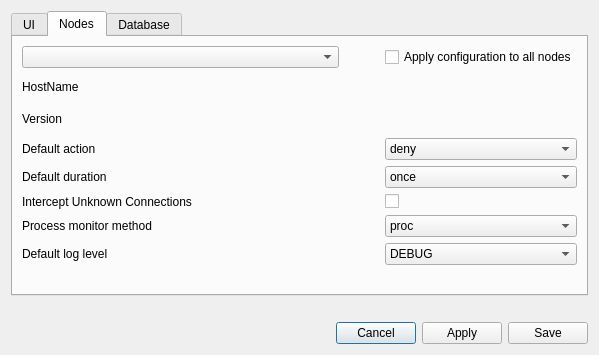
Before: the Qt Designer form ui/opensnitch/res/preferences.ui in evilsocket/opensnitch, drawn with Qt 5.
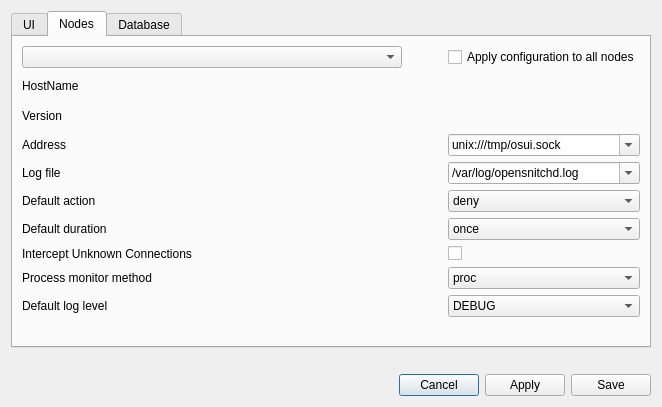
After: the same form once the commit is applied. The open tabs and pages were chosen to show the change. Icons and pictures are not drawn.

Commit message: ui: configure Server Address and LogFile from the GUI

The edit to the form file:
```diff
--- a/ui/opensnitch/res/preferences.ui
+++ b/ui/opensnitch/res/preferences.ui
@@ -6,8 +6,8 @@
    <rect>
     <x>0</x>
     <y>0</y>
-    <width>599</width>
-    <height>355</height>
+    <width>662</width>
+    <height>407</height>
    </rect>
   </property>
   <property name="windowTitle">
@@ -276,14 +276,14 @@
        <string>Nodes</string>
       </attribute>
       <layout class="QGridLayout" name="gridLayout_4">
-       <item row="6" column="0">
+       <item row="8" column="0">
         <widget class="QLabel" name="label_13">
          <property name="text">
           <string>Process monitor method</string>
          </property>
         </widget>
        </item>
-       <item row="4" column="0">
+       <item row="6" column="0">
         <widget class="QLabel" name="label_11">
          <property name="toolTip">
           <string>&lt;html&gt;&lt;head/&gt;&lt;body&gt;&lt;p&gt;The default duration will take place when there's no UI connected.&lt;/p&gt;&lt;/body&gt;&lt;/html&gt;</string>
@@ -293,6 +293,16 @@
          </property>
         </widget>
        </item>
+       <item row="3" column="0">
+        <widget class="QLabel" name="label_15">
+         <property name="toolTip">
+          <string>&lt;html&gt;&lt;head/&gt;&lt;body&gt;&lt;p&gt;Address of the node.&lt;/p&gt;&lt;p&gt;Default: unix:///tmp/osui.sock (unix:// is mandatory if it's a Unix socket)&lt;/p&gt;&lt;p&gt;It can also be an IP address with the port: 127.0.0.1:50051&lt;/p&gt;&lt;/body&gt;&lt;/html&gt;</string>
+         </property>
+         <property name="text">
+          <string>Address</string>
+         </property>
+        </widget>
+       </item>
        <item row="0" column="0">
         <widget class="QComboBox" name="comboNodes">
          <property name="sizePolicy">
@@ -303,22 +313,6 @@
          </property>
         </widget>
        </item>
-       <item row="0" column="2">
-        <spacer name="horizontalSpacer_3">
-         <property name="orientation">
-          <enum>Qt::Horizontal</enum>
-         </property>
-         <property name="sizeType">
-          <enum>QSizePolicy::Preferred</enum>
-         </property>
-         <property name="sizeHint" stdset="0">
-          <size>
-           <width>40</width>
-           <height>20</height>
-          </size>
-         </property>
-        </spacer>
-       </item>
        <item row="2" column="0">
         <widget class="QLabel" name="label_9">
          <property name="sizePolicy">
@@ -332,7 +326,7 @@
          </property>
         </widget>
        </item>
-       <item row="3" column="0">
+       <item row="5" column="0">
         <widget class="QLabel" name="label_10">
          <property name="toolTip">
           <string>&lt;html&gt;&lt;head/&gt;&lt;body&gt;&lt;p&gt;The default action will take place when there's no UI connected.&lt;/p&gt;&lt;/body&gt;&lt;/html&gt;</string>
@@ -342,56 +336,14 @@
          </property>
         </widget>
        </item>
-       <item row="2" column="3">
+       <item row="2" column="2">
         <widget class="QLabel" name="labelNodeVersion">
          <property name="text">
           <string/>
          </property>
         </widget>
        </item>
-       <item row="6" column="3">
-        <widget class="QComboBox" name="comboNodeMonitorMethod">
-         <item>
-          <property name="text">
-           <string>proc</string>
-          </property>
-         </item>
-         <item>
-          <property name="text">
-           <string>audit</string>
-          </property>
-         </item>
-         <item>
-          <property name="text">
-           <string>ftrace</string>
-          </property>
-         </item>
-        </widget>
-       </item>
-       <item row="1" column="0">
-        <widget class="QLabel" name="label_8">
-         <property name="text">
-          <string>HostName</string>
-         </property>
-        </widget>
-       </item>
-       <item row="8" column="0">
-        <spacer name="horizontalSpacer_5">
-         <property name="orientation">
-          <enum>Qt::Horizontal</enum>
-         </property>
-         <property name="sizeType">
-          <enum>QSizePolicy::Preferred</enum>
-         </property>
-         <property name="sizeHint" stdset="0">
-          <size>
-           <width>60</width>
-           <height>20</height>
-          </size>
-         </property>
-        </spacer>
-       </item>
-       <item row="7" column="3">
+       <item row="9" column="2">
         <widget class="QComboBox" name="comboNodeLogLevel">
          <item>
           <property name="text">
@@ -425,7 +377,42 @@
          </item>
         </widget>
        </item>
-       <item row="3" column="3">
+       <item row="8" column="2">
+        <widget class="QComboBox" name="comboNodeMonitorMethod">
+         <item>
+          <property name="text">
+           <string>proc</string>
+          </property>
+         </item>
+         <item>
+          <property name="text">
+           <string>audit</string>
+          </property>
+         </item>
+         <item>
+          <property name="text">
+           <string>ftrace</string>
+          </property>
+         </item>
+        </widget>
+       </item>
+       <item row="10" column="0">
+        <spacer name="horizontalSpacer_5">
+         <property name="orientation">
+          <enum>Qt::Horizontal</enum>
+         </property>
+         <property name="sizeType">
+          <enum>QSizePolicy::Preferred</enum>
+         </property>
+         <property name="sizeHint" stdset="0">
+          <size>
+           <width>60</width>
+           <height>20</height>
+          </size>
+         </property>
+        </spacer>
+       </item>
+       <item row="5" column="2">
         <widget class="QComboBox" name="comboNodeAction">
          <property name="editable">
           <bool>false</bool>
@@ -450,14 +437,17 @@
          </item>
         </widget>
        </item>
+       <item row="4" column="0">
+        <widget class="QLabel" name="label_7">
+         <property name="toolTip">
+          <string>&lt;html&gt;&lt;head/&gt;&lt;body&gt;&lt;p&gt;Log file to write logs.&lt;br/&gt;&lt;/p&gt;&lt;p&gt;/dev/stdout will print logs to the standard output.&lt;/p&gt;&lt;/body&gt;&lt;/html&gt;</string>
+         </property>
+         <property name="text">
+          <string>Log file</string>
+         </property>
+        </widget>
+       </item>
        <item row="7" column="0">
-        <widget class="QLabel" name="label_14">
-         <property name="text">
-          <string>Default log level</string>
-         </property>
-        </widget>
-       </item>
-       <item row="5" column="0">
         <widget class="QLabel" name="label_12">
          <property name="toolTip">
           <string>&lt;html&gt;&lt;head/&gt;&lt;body&gt;&lt;p&gt;If checked, opensnitch will prompt you to allow or deny connections that don't have an asocciated PID, due to several reasons.&lt;/p&gt;&lt;p&gt;The pop-up dialog will only contain information about the network connection.&lt;/p&gt;&lt;/body&gt;&lt;/html&gt;</string>
@@ -467,14 +457,33 @@
          </property>
         </widget>
        </item>
-       <item row="1" column="3">
+       <item row="1" column="2">
         <widget class="QLabel" name="labelNodeName">
          <property name="text">
           <string/>
          </property>
         </widget>
        </item>
-       <item row="4" column="3">
+       <item row="1" column="0">
+        <widget class="QLabel" name="label_8">
+         <property name="text">
+          <string>HostName</string>
+         </property>
+        </widget>
+       </item>
+       <item row="3" column="2">
+        <widget class="QComboBox" name="comboNodeAddress">
+         <property name="editable">
+          <bool>true</bool>
+         </property>
+         <item>
+          <property name="text">
+           <string>unix:///tmp/osui.sock</string>
+          </property>
+         </item>
+        </widget>
+       </item>
+       <item row="6" column="2">
         <widget class="QComboBox" name="comboNodeDuration">
          <item>
           <property name="text">
@@ -493,7 +502,24 @@
          </item>
         </widget>
        </item>
-       <item row="0" column="3">
+       <item row="4" column="2">
+        <widget class="QComboBox" name="comboNodeLogFile">
+         <property name="editable">
+          <bool>true</bool>
+         </property>
+         <item>
+          <property name="text">
+           <string>/var/log/opensnitchd.log</string>
+          </property>
+         </item>
+         <item>
+          <property name="text">
+           <string>/dev/stdout</string>
+          </property>
+         </item>
+        </widget>
+       </item>
+       <item row="0" column="2">
         <widget class="QCheckBox" name="checkApplyToNodes">
          <property name="sizePolicy">
           <sizepolicy hsizetype="Fixed" vsizetype="Fixed">
@@ -506,13 +532,36 @@
          </property>
         </widget>
        </item>
-       <item row="5" column="3">
+       <item row="7" column="2">
         <widget class="QCheckBox" name="checkInterceptUnknown">
          <property name="text">
           <string/>
          </property>
         </widget>
        </item>
+       <item row="0" column="1">
+        <spacer name="horizontalSpacer_3">
+         <property name="orientation">
+          <enum>Qt::Horizontal</enum>
+         </property>
+         <property name="sizeType">
+          <enum>QSizePolicy::Preferred</enum>
+         </property>
+         <property name="sizeHint" stdset="0">
+          <size>
+           <width>40</width>
+           <height>20</height>
+          </size>
+         </property>
+        </spacer>
+       </item>
+       <item row="9" column="0">
+        <widget class="QLabel" name="label_14">
+         <property name="text">
+          <string>Default log level</string>
+         </property>
+        </widget>
+       </item>
       </layout>
      </widget>
      <widget class="QWidget" name="tab_2">
```
Left out of the diff: 23 changed lines with no effect on the pictures. The commit also changes 1 other file.
